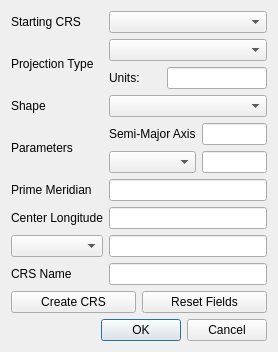
First picture: the form in src/wiser/gui/ui_files/reference_system_creator.ui, repository Ehlmann-research-group/WISER, before the edit.
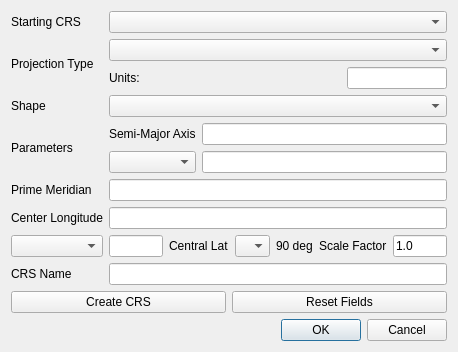
Second picture: the form after the edit.

Commit message:
Finished writing tests for geo reference creator
and the integration test with geo ref dialog.
Also I added a better way to remember geo ref
creator state for the user generated geo refs.

```diff
--- a/src/wiser/gui/ui_files/reference_system_creator.ui
+++ b/src/wiser/gui/ui_files/reference_system_creator.ui
@@ -6,8 +6,8 @@
    <rect>
     <x>0</x>
     <y>0</y>
-    <width>278</width>
-    <height>334</height>
+    <width>458</width>
+    <height>336</height>
    </rect>
   </property>
   <property name="windowTitle">
@@ -45,10 +45,7 @@
          </item>
         </layout>
        </item>
-       <item row="9" column="1">
-        <widget class="QLineEdit" name="ledit_lat_value"/>
-       </item>
-       <item row="10" column="1">
+       <item row="11" column="1">
         <widget class="QLineEdit" name="ledit_crs_name"/>
        </item>
        <item row="6" column="1">
@@ -128,9 +125,9 @@
         </widget>
        </item>
        <item row="8" column="1">
-        <widget class="QLineEdit" name="ledit_center_long"/>
+        <widget class="QLineEdit" name="ledit_center_lon"/>
        </item>
-       <item row="10" column="0">
+       <item row="11" column="0">
         <widget class="QLabel" name="lbl_crs_name">
          <property name="maximumSize">
           <size>
@@ -183,6 +180,99 @@
          </property>
         </widget>
        </item>
+       <item row="9" column="1">
+        <layout class="QHBoxLayout" name="horizontalLayout_2">
+         <item>
+          <widget class="QLineEdit" name="ledit_lat_value"/>
+         </item>
+         <item>
+          <widget class="QWidget" name="wdgt_ts_central_lat" native="true">
+           <property name="sizePolicy">
+            <sizepolicy hsizetype="Expanding" vsizetype="Minimum">
+             <horstretch>0</horstretch>
+             <verstretch>0</verstretch>
+            </sizepolicy>
+           </property>
+           <layout class="QHBoxLayout" name="horizontalLayout_3">
+            <property name="leftMargin">
+             <number>0</number>
+            </property>
+            <property name="topMargin">
+             <number>0</number>
+            </property>
+            <property name="rightMargin">
+             <number>0</number>
+            </property>
+            <property name="bottomMargin">
+             <number>0</number>
+            </property>
+            <item>
+             <widget class="QLabel" name="lbl_ts_central_lat">
+              <property name="text">
+               <string>Central Lat</string>
+              </property>
+             </widget>
+            </item>
+            <item>
+             <widget class="QComboBox" name="cbox_pstereo_sign">
+              <property name="maximumSize">
+               <size>
+                <width>35</width>
+                <height>16777215</height>
+               </size>
+              </property>
+             </widget>
+            </item>
+            <item>
+             <widget class="QLabel" name="lbl_90_deg">
+              <property name="sizePolicy">
+               <sizepolicy hsizetype="Minimum" vsizetype="Preferred">
+                <horstretch>0</horstretch>
+                <verstretch>0</verstretch>
+               </sizepolicy>
+              </property>
+              <property name="text">
+               <string>90 deg</string>
+              </property>
+             </widget>
+            </item>
+           </layout>
+          </widget>
+         </item>
+         <item>
+          <widget class="QWidget" name="wdgt_scale_factor" native="true">
+           <layout class="QHBoxLayout" name="horizontalLayout_4">
+            <property name="leftMargin">
+             <number>0</number>
+            </property>
+            <property name="topMargin">
+             <number>0</number>
+            </property>
+            <property name="rightMargin">
+             <number>0</number>
+            </property>
+            <property name="bottomMargin">
+             <number>0</number>
+            </property>
+            <item>
+             <widget class="QLabel" name="lbl_scale_factor">
+              <property name="text">
+               <string>Scale Factor</string>
+              </property>
+             </widget>
+            </item>
+            <item>
+             <widget class="QLineEdit" name="ledit_pstereo_scale_factor">
+              <property name="text">
+               <string>1.0</string>
+              </property>
+             </widget>
+            </item>
+           </layout>
+          </widget>
+         </item>
+        </layout>
+       </item>
       </layout>
      </item>
      <item>
```
The commit also changes 10 other files.
